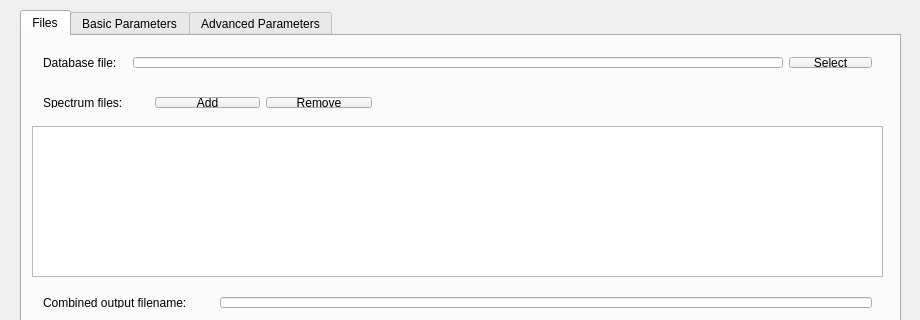
toppic-suite/toppic-suite, file src/gui/toppic/toppicwindow.ui: the form before one commit; both pictures show x 0 to 920 and y 0 to 320 of the 920 by 700 pixel window.
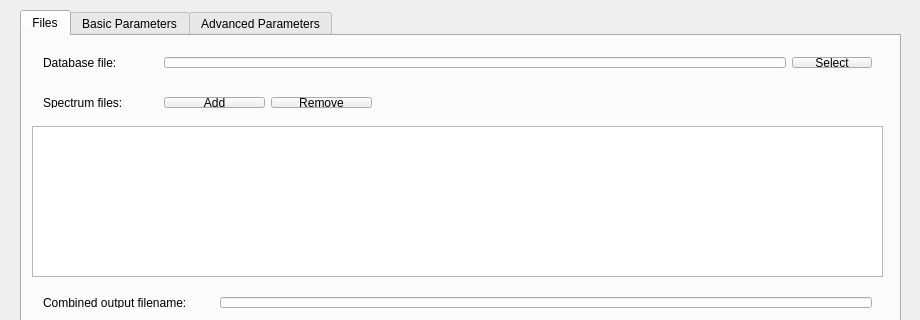
The form after the commit. The open tabs and pages were chosen to show the change. Icons and pictures are not drawn.

Commit message: Fixed several formattin issue in the GUI.

```diff
--- a/src/gui/toppic/toppicwindow.ui
+++ b/src/gui/toppic/toppicwindow.ui
@@ -165,6 +165,12 @@
       <layout class="QHBoxLayout" name="horizontalLayout">
        <item>
         <widget class="QLabel" name="label">
+         <property name="minimumSize">
+          <size>
+           <width>115</width>
+           <height>0</height>
+          </size>
+         </property>
          <property name="text">
           <string>Database file: </string>
          </property>
@@ -213,6 +219,12 @@
       <layout class="QHBoxLayout" name="horizontalLayout_2">
        <item>
         <widget class="QLabel" name="label_2">
+         <property name="minimumSize">
+          <size>
+           <width>115</width>
+           <height>0</height>
+          </size>
+         </property>
          <property name="text">
           <string>Spectrum files: </string>
          </property>
```
Left out of the diff: 14 changed lines with no effect on the pictures. The commit also changes 3 other files.
